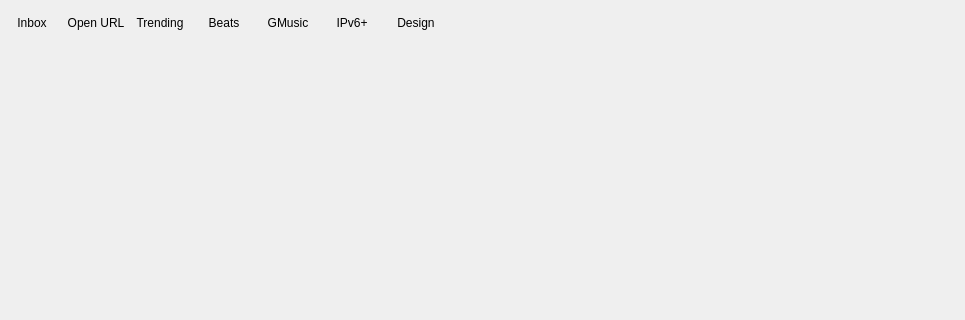
This is src/viewpages/whatsnew_0_8/WhatsNewWidget_0_8.ui in tomahawk-player/tomahawk as Qt 5 draws it before an edit; both pictures show x 0 to 965 and y 0 to 320 of the 965 by 616 pixel window. The edited form follows.
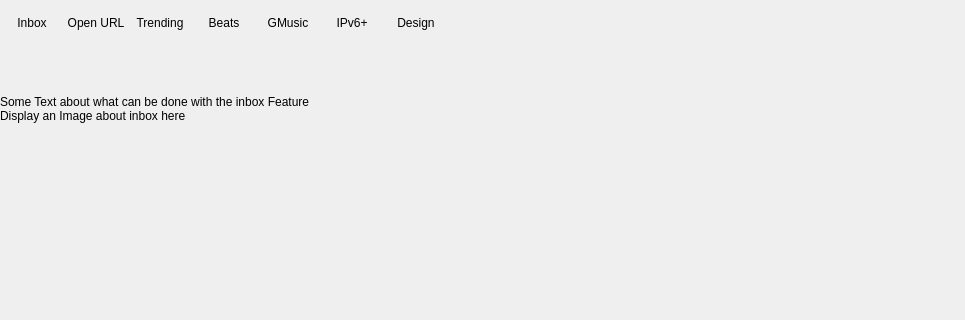
This is the edited form.

Commit message: Add dummy text in InboxFeaturePage

Patch:
```diff
--- a/src/viewpages/whatsnew_0_8/WhatsNewWidget_0_8.ui
+++ b/src/viewpages/whatsnew_0_8/WhatsNewWidget_0_8.ui
@@ -435,9 +435,47 @@
           </layout>
          </widget>
         </item>
-        <item>
+        <item alignment="Qt::AlignTop">
          <widget class="QStackedWidget" name="stackedWidget">
-          <widget class="QWidget" name="inboxPage"/>
+          <widget class="QWidget" name="inboxPage">
+           <layout class="QVBoxLayout" name="verticalLayout_4">
+            <property name="spacing">
+             <number>0</number>
+            </property>
+            <property name="margin">
+             <number>0</number>
+            </property>
+            <item>
+             <widget class="QLabel" name="label_2">
+              <property name="sizePolicy">
+               <sizepolicy hsizetype="MinimumExpanding" vsizetype="Fixed">
+                <horstretch>0</horstretch>
+                <verstretch>0</verstretch>
+               </sizepolicy>
+              </property>
+              <property name="text">
+               <string>Some Text about what can be done with the inbox Feature</string>
+              </property>
+              <property name="scaledContents">
+               <bool>false</bool>
+              </property>
+             </widget>
+            </item>
+            <item>
+             <widget class="QLabel" name="label">
+              <property name="sizePolicy">
+               <sizepolicy hsizetype="Preferred" vsizetype="Fixed">
+                <horstretch>0</horstretch>
+                <verstretch>0</verstretch>
+               </sizepolicy>
+              </property>
+              <property name="text">
+               <string>Display an Image about inbox here</string>
+              </property>
+             </widget>
+            </item>
+           </layout>
+          </widget>
           <widget class="QWidget" name="urlLookupPage"/>
           <widget class="QWidget" name="trendingPage"/>
           <widget class="QWidget" name="beatsPage"/>
```
